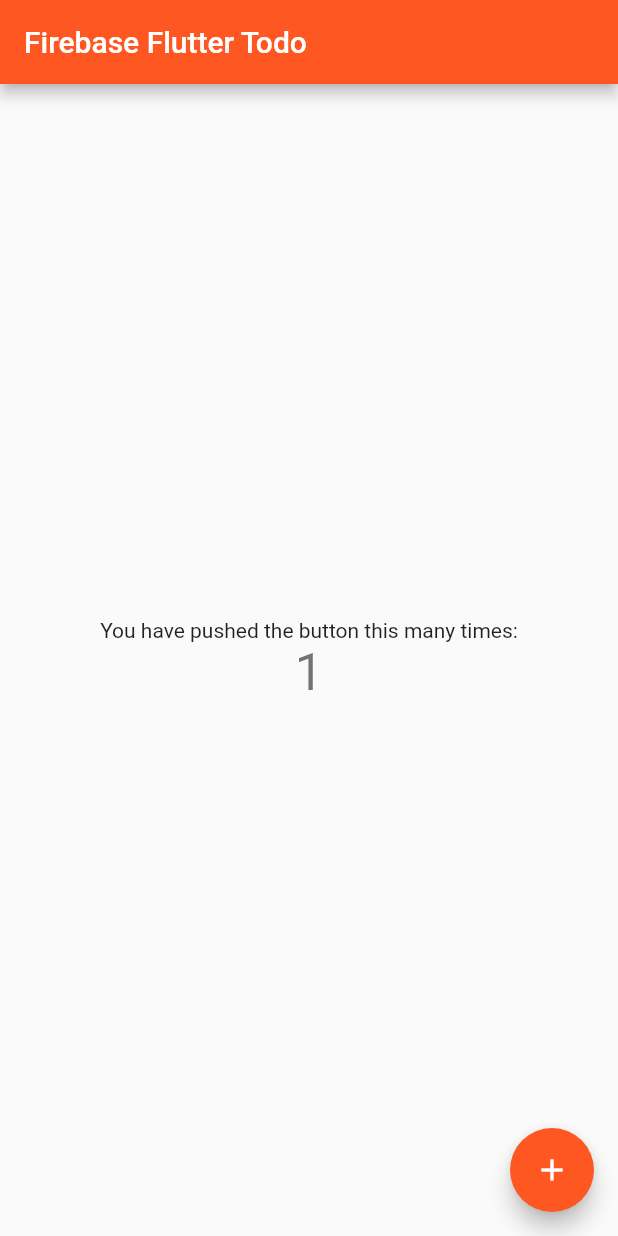
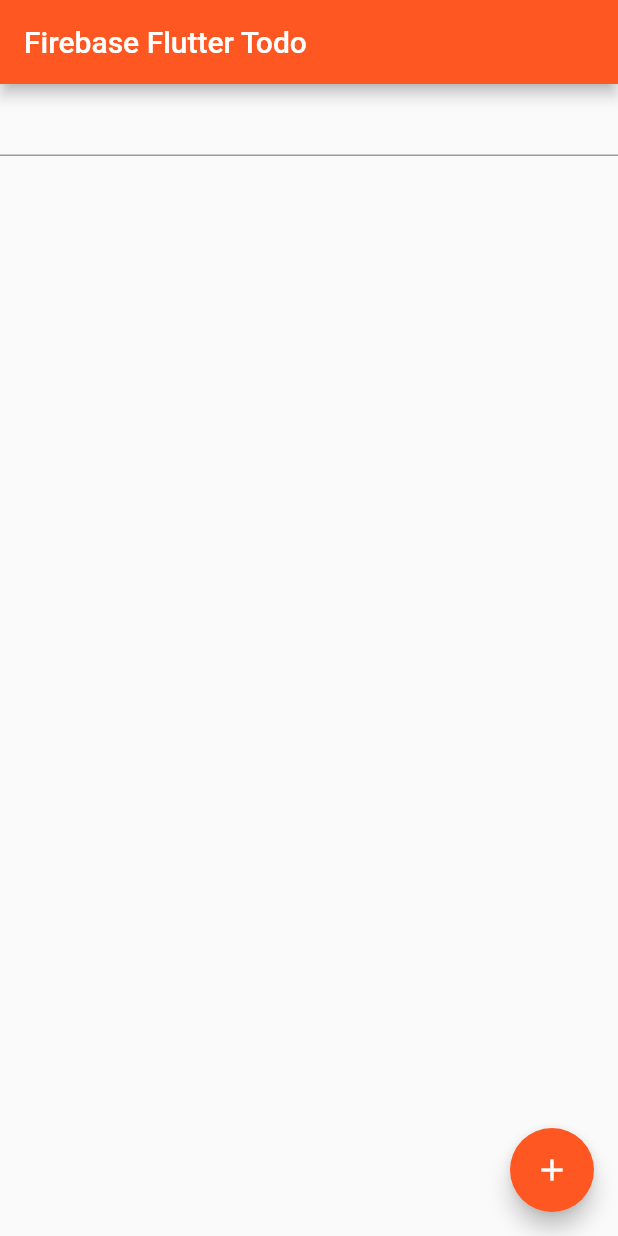
Before and after one commit to hamsahmedansari/Flutter-Firebase-Todo, a Flutter app: the screen it shows after launch, after a tap on the "add" icon, on a phone screen of 412 x 824 dp. Run offline on Flutter 3.47's test engine with Material 2 defaults, Android fonts, the phone set to English and light mode, and no system bars.

Commit message:
Get Data From Input

```diff
--- a/lib/main.dart
+++ b/lib/main.dart
@@ -44,18 +44,22 @@ class MyHomePage extends StatefulWidget {
 }
 
 class _MyHomePageState extends State<MyHomePage> {
-  int _counter = 0;
+  List<String> todo = [];
+  final searchController = TextEditingController();
+  @override
+  void dispose() {
+    // Clean up the controller when the widget is disposed.
+    searchController.dispose();
+    super.dispose();
+  }
+  void _addTodo() {
+    setState(() {
+      todo.add(searchController.text);
+      searchController.text = "";
+    });
+    print(todo);
+  }
 
-  void _incrementCounter() {
-    setState(() {
-      // This call to setState tells the Flutter framework that something has
-      // changed in this State, which causes it to rerun the build method below
-      // so that the display can reflect the updated values. If we changed
-      // _counter without calling setState(), then the build method would not be
-      // called again, and so nothing would appear to happen.
-      _counter++;
-    });
-  }
 
   @override
   Widget build(BuildContext context) {
@@ -89,20 +93,16 @@ class _MyHomePageState extends State<MyHomePage> {
           // center the children vertically; the main axis here is the vertical
           // axis because Columns are vertical (the cross axis would be
           // horizontal).
-          mainAxisAlignment: MainAxisAlignment.center,
           children: <Widget>[
-            Text(
-              'You have pushed the button this many times:',
-            ),
-            Text(
-              '$_counter',
-              style: Theme.of(context).textTheme.display1,
+            TextField(
+                controller: searchController,
+
             ),
           ],
         ),
       ),
       floatingActionButton: FloatingActionButton(
-        onPressed: _incrementCounter,
+        onPressed: _addTodo,
         tooltip: 'Increment',
         child: Icon(Icons.add),
       ), // This trailing comma makes auto-formatting nicer for build methods.
```
